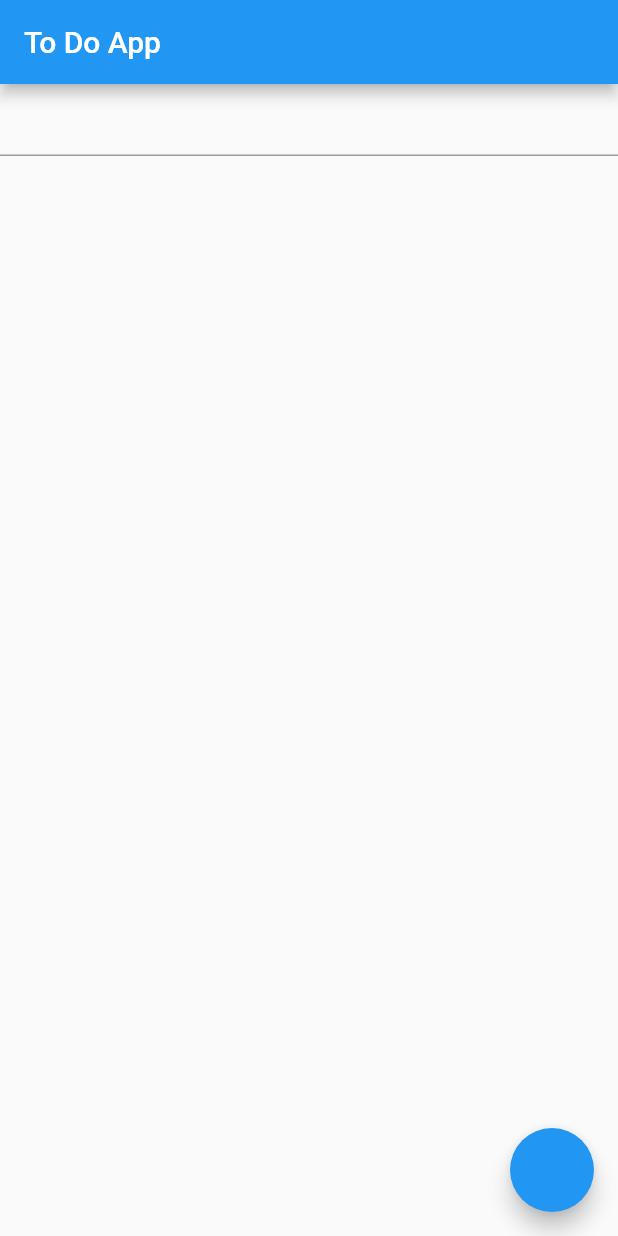
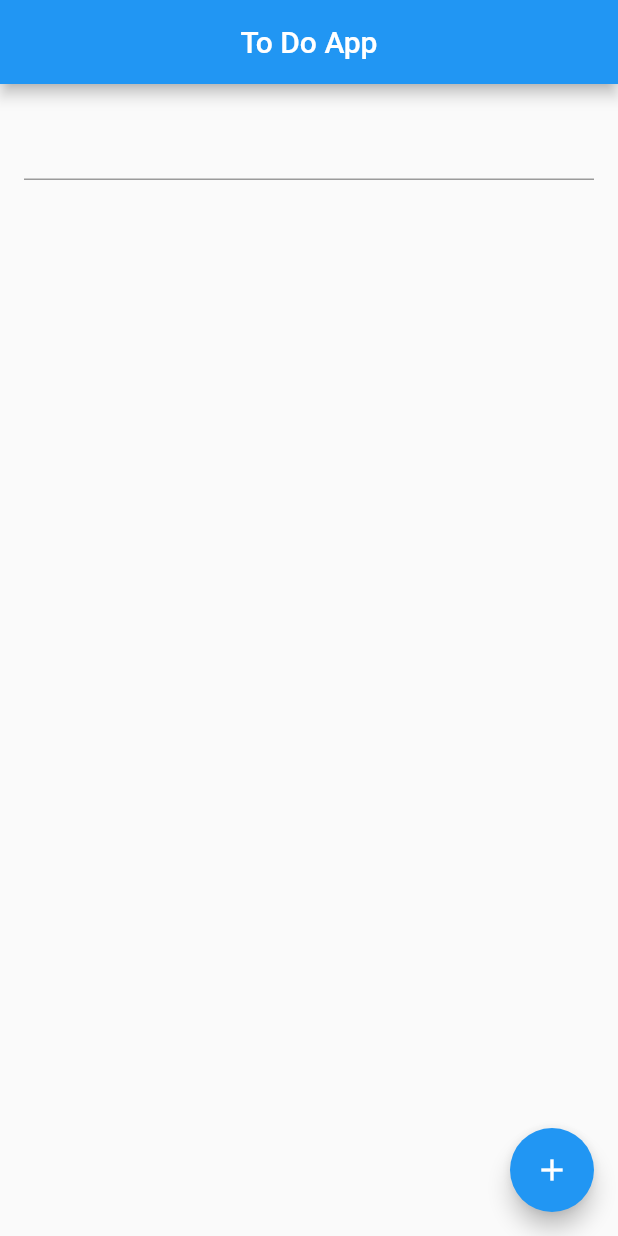
Before and after one commit to roshan-githubb/FlutterToDoApp, a Flutter app: the screen it shows after launch, on a phone screen of 412 x 824 dp. Run offline on Flutter 3.47's test engine with Material 2 defaults, Android fonts, the phone set to English and light mode, and no system bars.

Commit message:
next commit

```diff
--- a/lib/main.dart
+++ b/lib/main.dart
@@ -6,12 +6,13 @@ import 'package:flutter/services.dart';
 void main() {
   runApp(MaterialApp(
     title: "Todo",
+    debugShowCheckedModeBanner: false,
     home: ToDoApp(),
   ));
 }
 
 class ToDoApp extends StatefulWidget {
-  const ToDoApp({ Key? key }) : super(key: key);
+  const ToDoApp({Key? key}) : super(key: key);
 
   @override
   State<ToDoApp> createState() => _ToDoAppState();
@@ -19,8 +20,8 @@ class ToDoApp extends StatefulWidget {
 
 class _ToDoAppState extends State<ToDoApp> {
   late String textinlistview;
-  late List<String> todolist=[];
-  addtodo(String things){
+  late List<String> todolist = [];
+  addtodo(String things) {
     setState(() {
       todolist.add(things);
     });
@@ -29,33 +30,42 @@ class _ToDoAppState extends State<ToDoApp> {
   @override
   Widget build(BuildContext context) {
     return Scaffold(
-      appBar: AppBar(title: Text("To Do App"),),
-      body:
+        appBar: AppBar(
+          title: Text("To Do App"),
+          centerTitle: true,
+        ),
+        body: Column(
+          children: [
+            Padding(
+              padding: const EdgeInsets.all(16.0),
+              child: TextFormField(
+                onChanged: (val) {
+                  textinlistview = val;
+                }, decoration: InputDecoration(
 
-        Column(
-          children: [
-            TextFormField(
-              onChanged: (val){
-                textinlistview=val;
-              },
+                  focusedBorder: OutlineInputBorder(
+                    borderSide: BorderSide(color: Colors.red),
+                    borderRadius: BorderRadius.circular(10.0)
+                  )
+                ),
+              ),
             ),
-
             Expanded(
               child: ListView.builder(
-              itemCount: todolist.length ,
-              itemBuilder:  (context, index) {
-              return ListTile(
-                title: Text('${todolist[index]}'),
-              );
+                  itemCount: todolist.length,
+                  itemBuilder: (context, index) {
+                    return ListTile(
+                      title: Text('${todolist[index]}'),
+                    );
                   }),
             ),
           ],
         ),
-
-        floatingActionButton: FloatingActionButton(onPressed: (){
-          addtodo(textinlistview);
-        })
-
-    );
+        floatingActionButton: FloatingActionButton(
+          onPressed: () {
+            addtodo(textinlistview);
+          },
+          child: Icon(Icons.add),
+        ));
   }
 }
```
